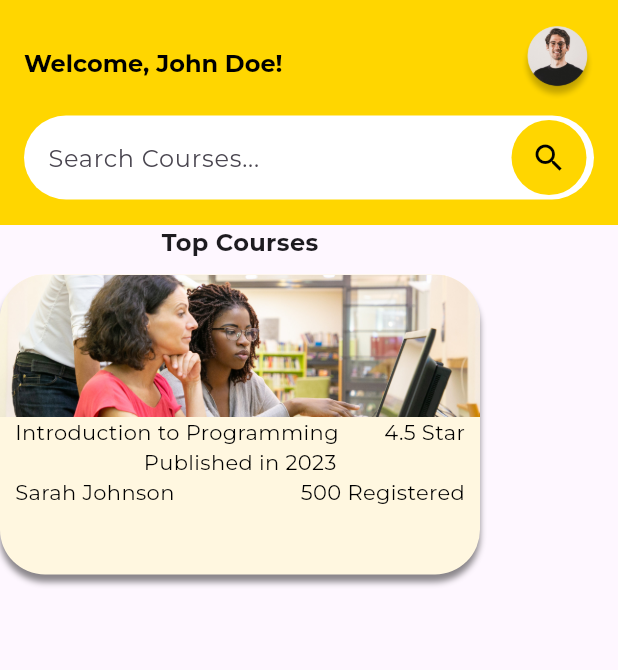
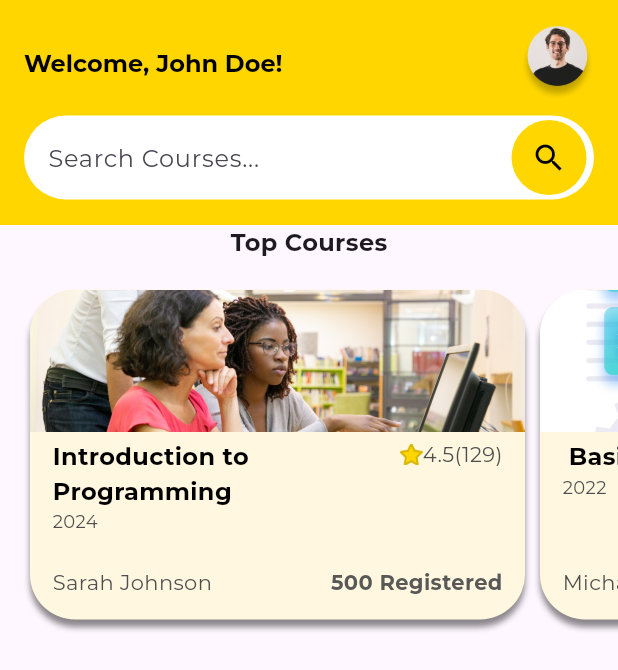
Before and after one commit to lati-tibabu/uni_pace, a Flutter app: the HomeScreen screen opened directly, on a phone screen of 412 x 824 dp. Shown: the top 670 px of the screen. Run offline on Flutter 3.47's test engine with Material 3 defaults, Android fonts, the phone set to English and light mode, and no system bars; our stand-ins replace flutter_svg, google_fonts.

Commit message:
top course card component created and used in home screen

```diff
--- /dev/null
+++ b/lib/components/topcoursecard.dart
@@ -0,0 +1,160 @@
+import 'package:flutter/material.dart';
+import 'package:flutter/widgets.dart';
+import 'package:google_fonts/google_fonts.dart';
+
+class TopCourseCard extends StatelessWidget {
+  final String thumbnail;
+  final String courseName;
+  final String publisher;
+  final String publishedYear;
+  final String rate;
+  final String reviewNo;
+  final String registeredUser;
+  const TopCourseCard({
+    super.key,
+    required this.thumbnail,
+    required this.courseName,
+    required this.publisher,
+    required this.publishedYear,
+    required this.rate,
+    required this.reviewNo,
+    required this.registeredUser,
+    required BuildContext context,
+  });
+
+  @override
+  Widget build(BuildContext context) {
+    return Container(
+      width: 330,
+      height: 220,
+      padding: EdgeInsets.only(bottom: 10),
+      decoration: BoxDecoration(
+        boxShadow: [
+          BoxShadow(
+              color: Color.fromARGB(116, 0, 0, 0),
+              blurRadius: 3,
+              offset: Offset(0, 5)),
+        ],
+        color: const Color.fromARGB(255, 255, 247, 224),
+        borderRadius: BorderRadius.circular(30),
+      ),
+      child: Column(
+        children: [
+          Container(
+            // width: double.infinity,
+            width: 390,
+            height: 95,
+            decoration: BoxDecoration(
+              borderRadius: BorderRadius.only(
+                topLeft: Radius.circular(30),
+                topRight: Radius.circular(30),
+              ),
+              image: DecorationImage(
+                image:
+                    AssetImage("assets/pictures/course_thumbnail/$thumbnail"),
+                fit: BoxFit.cover,
+              ),
+            ),
+          ),
+          Flexible(
+            child: Container(
+              margin: EdgeInsets.only(left: 10, right: 10),
+              padding: EdgeInsets.all(5),
+              width: double.maxFinite,
+              // height: ,
+              child: Column(
+                mainAxisAlignment: MainAxisAlignment.spaceBetween,
+                children: [
+                  Row(
+                    mainAxisAlignment: MainAxisAlignment.spaceBetween,
+                    crossAxisAlignment: CrossAxisAlignment.start,
+                    children: [
+                      Container(
+                        width: 220,
+                        // height: 20,
+                        child: Column(
+                          children: [
+                            Text(
+                              softWrap: true,
+                              // overflow: TextOverflow.fade,
+                              // "Introduction to Programming",
+                              //course name pass here
+                              courseName,
+                              style: GoogleFonts.montserrat(
+                                fontSize: 16,
+                                fontWeight: FontWeight.bold,
+                                color: Color(0xFF000000),
+                              ),
+                            ),
+                            Container(
+                              width: double.infinity,
+                              child: Text(
+                                textAlign: TextAlign.start,
+                                // "Published in 2023",
+                                //course published year pass here
+                                publishedYear,
+                                style: GoogleFonts.montserrat(
+                                  fontSize: 12,
+                                  fontWeight: FontWeight.normal,
+                                  color: Color(0xFF4E4E4E),
+                                ),
+                              ),
+                            ),
+                          ],
+                        ),
+                      ),
+                      Row(
+                        children: [
+                          Container(
+                            width: 15,
+                            height: 15,
+                            decoration: BoxDecoration(
+                                image: DecorationImage(
+                                    image:
+                                        AssetImage("assets/icons/star.png"))),
+                          ),
+                          Text(
+                            //rate and numbers of reviews pass here
+                            "$rate($reviewNo)",
+                            style: GoogleFonts.montserrat(
+                              fontSize: 14,
+                              fontWeight: FontWeight.normal,
+                              color: Color(0xFF4E4E4E),
+                            ),
+                          ),
+                        ],
+                      )
+                    ],
+                  ),
+                  Row(
+                    mainAxisAlignment: MainAxisAlignment.spaceBetween,
+                    children: [
+                      Text(
+                        // "Sarah Johnson",
+                        publisher,
+                        style: GoogleFonts.montserrat(
+                          fontSize: 14,
+                          fontWeight: FontWeight.normal,
+                          color: Color(0xFF4E4E4E),
+                        ),
+                      ),
+                      Text(
+                        //number of total registered users pass here
+                        "$registeredUser Registered",
+                        style: GoogleFonts.montserrat(
+                          fontSize: 14,
+                          fontWeight: FontWeight.bold,
+                          color: Color(0xFF04E4E4E),
+                        ),
+                      )
+                    ],
+                  )
+                ],
+              ),
+            ),
+          )
+        ],
+      ),
+    );
+  }
+}
--- a/lib/screens/home_screen.dart
+++ b/lib/screens/home_screen.dart
@@ -1,6 +1,7 @@
 import 'package:flutter/material.dart';
 import 'package:google_fonts/google_fonts.dart';
 import 'package:uni_pace/components/textfield.dart';
+import 'package:uni_pace/components/topcoursecard.dart';
 
 class HomeScreen extends StatelessWidget {
   const HomeScreen({Key? key}) : super(key: key);
@@ -111,96 +112,44 @@ class HomeScreen extends StatelessWidget {
                 ),
               ),
               const SizedBox(height: 10),
-              Container(
-                width: 320,
-                height: 200,
-                decoration: BoxDecoration(
-                  boxShadow: [
-                    BoxShadow(
-                        color: Color.fromARGB(116, 0, 0, 0),
-                        blurRadius: 3,
-                        offset: Offset(0, 5)),
-                  ],
-                  color: const Color.fromARGB(255, 255, 247, 224),
-                  borderRadius: BorderRadius.circular(30),
-                ),
-                child: Column(
+              SingleChildScrollView(
+                scrollDirection: Axis.horizontal,
+                padding:
+                    EdgeInsets.only(left: 20, top: 10, right: 10, bottom: 10),
+                child: Row(
                   children: [
-                    Container(
-                      width: double.infinity,
-                      height: 95,
-                      decoration: const BoxDecoration(
-                        borderRadius: BorderRadius.only(
-                          topLeft: Radius.circular(30),
-                          topRight: Radius.circular(30),
-                        ),
-                        image: DecorationImage(
-                          image: AssetImage(
-                              "assets/pictures/course_thumbnail/topcourse_image1.jpg"),
-                          fit: BoxFit.cover,
-                        ),
-                      ),
-                      // child: Widget(),
+                    TopCourseCard(
+                      thumbnail: "topcourse_image1.jpg",
+                      courseName: "Introduction to Programming",
+                      publisher: "Sarah Johnson",
+                      publishedYear: "2024",
+                      rate: "4.5",
+                      reviewNo: "129",
+                      registeredUser: "500",
+                      context: context,
                     ),
-                    Container(
-                      margin: EdgeInsets.only(left: 10, right: 10),
-                      child: Column(
-                        mainAxisAlignment: MainAxisAlignment.spaceBetween,
-                        children: [
-                          Row(
-                            mainAxisAlignment: MainAxisAlignment.spaceBetween,
-                            children: [
-                              Text(
-                                "Introduction to Programming",
-                                style: GoogleFonts.montserrat(
-                                  fontSize: 14,
-                                  fontWeight: FontWeight.normal,
-                                  color: Color(0xFF000000),
-                                ),
-                              ),
-                              Text(
-                                "4.5 Star",
-                                style: GoogleFonts.montserrat(
-                                  fontSize: 14,
-                                  fontWeight: FontWeight.normal,
-                                  color: Color(0xFF000000),
-                                ),
-                              )
-                            ],
-                          ),
-                          Text(
-                            textAlign: TextAlign.start,
-                            "Published in 2023",
-                            style: GoogleFonts.montserrat(
-                              fontSize: 14,
-                              fontWeight: FontWeight.normal,
-                              color: Color(0xFF000000),
-                            ),
-                          ),
-                          Row(
-                            mainAxisAlignment: MainAxisAlignment.spaceBetween,
-                            children: [
-                              Text(
-                                "Sarah Johnson",
-                                style: GoogleFonts.montserrat(
-                                  fontSize: 14,
-                                  fontWeight: FontWeight.normal,
-                                  color: Color(0xFF000000),
-                                ),
-                              ),
-                              Text(
-                                "500 Registered",
-                                style: GoogleFonts.montserrat(
-                                  fontSize: 14,
-                                  fontWeight: FontWeight.normal,
-                                  color: Color(0xFF000000),
-                                ),
-                              )
-                            ],
-                          )
-                        ],
-                      ),
-                    )
+                    SizedBox(width: 10, height: 0.0),
+                    TopCourseCard(
+                      thumbnail: "topcourse_image2.jpg",
+                      courseName: "Basic Web Development",
+                      publisher: "Michael Smith",
+                      publishedYear: "2022",
+                      rate: "4.8",
+                      reviewNo: "86",
+                      registeredUser: "700",
+                      context: context,
+                    ),
+                    SizedBox(width: 10, height: 0.0),
+                    TopCourseCard(
+                      thumbnail: "topcourse_image3.jpg",
+                      courseName: "Machine Learning Fundamentals",
+                      publisher: "Emily Chen",
+                      publishedYear: "2024",
+                      rate: "4.9",
+                      reviewNo: "159",
+                      registeredUser: "850",
+                      context: context,
+                    ),
                   ],
                 ),
               )
```
Also changed, not shown: assets/icons/star.png (added), assets/pictures/course_thumbnail/topcourse_image2.jpg (added), assets/pictures/course_thumbnail/topcourse_image3.jpg (added).
